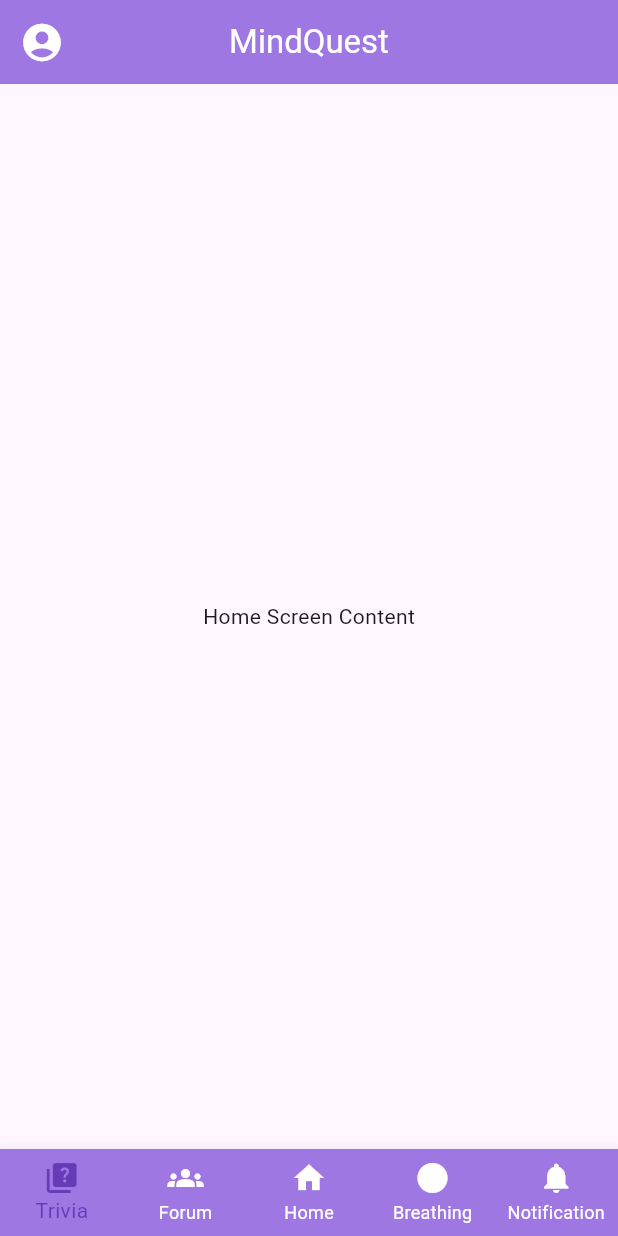
After one commit to samiul123/mindquest, a Flutter app: the CommonLayout screen opened directly, after a tap on the "account circle" icon, on a phone screen of 412 x 824 dp. The commit adds this screen. Run offline on Flutter 3.47's test engine with Material 3 defaults, Android fonts, the phone set to English and light mode, and no system bars; our stand-ins replace flutter_dotenv.

Commit message:
Add common layout structure

```diff
--- /dev/null
+++ b/frontend/lib/common_layout.dart
@@ -0,0 +1,76 @@
+import 'package:flutter/material.dart';
+import 'package:frontend/utils.dart';
+
+class CommonLayout extends StatefulWidget {
+  final Widget body;
+
+  const CommonLayout({super.key, required this.body});
+
+  @override
+  State<StatefulWidget> createState() => _CommonLayoutState();
+}
+
+class _CommonLayoutState extends State<CommonLayout> {
+  late Widget body;
+  int _selectedIndex = 0;
+
+  @override
+  void initState() {
+    super.initState();
+    body = widget.body;
+    _selectedIndex = 2;
+  }
+
+
+  @override
+  Widget build(BuildContext context) {
+    // TODO: implement build
+    return Scaffold(
+        appBar: AppBar(
+          backgroundColor: CustomColor.purple,
+          title: const Text('MindQuest', style: TextStyle(color: Colors.white)),
+          centerTitle: true,
+          leading: GestureDetector(
+            onTap: () {
+              print("Profile image clicked");
+            },
+            child: const Icon(
+              Icons.account_circle,
+              size: 30,
+              color: Colors.white,
+            ),
+          ),
+        ),
+        // TODO:
+        body: body,
+        bottomNavigationBar: Stack(
+          children: [
+            BottomNavigationBar(
+              type: BottomNavigationBarType.fixed,
+              backgroundColor: CustomColor.purple,
+              items: const <BottomNavigationBarItem>[
+                BottomNavigationBarItem(
+                    icon: Icon(Icons.quiz), label: 'Trivia'),
+                BottomNavigationBarItem(
+                    icon: Icon(Icons.groups), label: 'Forum'),
+                BottomNavigationBarItem(icon: Icon(Icons.home), label: 'Home'),
+                BottomNavigationBarItem(
+                    icon: Icon(Icons.circle), label: 'Breathing'),
+                BottomNavigationBarItem(
+                    icon: Icon(Icons.notifications), label: 'Notification'),
+              ],
+              currentIndex: _selectedIndex,
+              selectedItemColor: Colors.deepPurple,
+              unselectedItemColor: Colors.white,
+              onTap: _onItemTapped, // Call _onItemTapped function
+            ),
+          ],
+        ));
+  }
+
+  void _onItemTapped(int index) {
+    setState(() {
+      _selectedIndex = index;
+    });
+  }
+}
--- /dev/null
+++ b/frontend/lib/home_screen.dart
@@ -0,0 +1,16 @@
+import 'package:flutter/material.dart';
+
+import 'common_layout.dart';
+
+class HomeScreen extends StatelessWidget {
+  const HomeScreen({super.key});
+
+  @override
+  Widget build(BuildContext context) {
+    return const CommonLayout(
+      body: Center(
+        child: Text('Home Screen Content'),
+      ),
+    );
+  }
+}
--- a/frontend/lib/homescreen.dart
+++ /dev/null
@@ -1,11 +0,0 @@
-import 'package:flutter/material.dart';
-
-class HomeScreen extends StatelessWidget{
-  const HomeScreen({super.key});
-
-  @override
-  Widget build(BuildContext context) {
-    // TODO: implement build
-    throw UnimplementedError();
-  }
-}
--- a/frontend/lib/login_screen.dart
+++ b/frontend/lib/login_screen.dart
@@ -2,11 +2,13 @@ import 'dart:convert';
 
 import 'package:flutter/material.dart';
 import 'package:flutter_dotenv/flutter_dotenv.dart';
-import 'package:frontend/homescreen.dart';
+import 'package:frontend/home_screen.dart';
 import 'package:frontend/signup_screen.dart';
 import 'package:http/http.dart' as http;
 
 class LoginScreen extends StatefulWidget {
+  const LoginScreen({super.key});
+
   @override
   State<StatefulWidget> createState() => _LoginScreenState();
 }
@@ -43,7 +45,7 @@ class _LoginScreenState extends State<LoginScreen> {
       if (response.statusCode == 200) {
         // Successful login
         print('Login successful');
-        Navigator.pushReplacement(context, MaterialPageRoute(builder: (context) => HomeScreen()));
+        Navigator.pushReplacement(context, MaterialPageRoute(builder: (context) => const HomeScreen()));
         // Navigate to the home screen or perform other actions
       } else {
         // Failed login
@@ -148,7 +150,7 @@ class _LoginScreenState extends State<LoginScreen> {
             onTap: () {
               //   TODO: Navigate to sign up page
               resetState();
-              Navigator.push(context, MaterialPageRoute(builder: (context) => SignupScreen()));
+              Navigator.push(context, MaterialPageRoute(builder: (context) => const SignupScreen()));
             },
             child: const Text("Sign up", style: TextStyle(color: Colors.blue)))
       ],
--- a/frontend/lib/main.dart
+++ b/frontend/lib/main.dart
@@ -35,7 +35,7 @@ class MyApp extends StatelessWidget {
         colorScheme: ColorScheme.fromSeed(seedColor: Colors.deepPurple),
         useMaterial3: true,
       ),
-      home: LoginScreen(),
+      home: const LoginScreen(),
     );
   }
 }
--- a/frontend/lib/signup_screen.dart
+++ b/frontend/lib/signup_screen.dart
@@ -5,9 +5,9 @@ import 'package:flutter_dotenv/flutter_dotenv.dart';
 import 'package:frontend/login_screen.dart';
 import 'package:http/http.dart' as http;
 
-import 'homescreen.dart';
+class SignupScreen extends StatefulWidget {
+  const SignupScreen({super.key});
 
-class SignupScreen extends StatefulWidget {
   @override
   State<StatefulWidget> createState() => _SignupScreenState();
 }
@@ -45,7 +45,7 @@ class _SignupScreenState extends State<SignupScreen> {
         print('sign up successful');
         // Navigate to the home screen or perform other actions
         Navigator.pushReplacement(
-            context, MaterialPageRoute(builder: (context) => HomeScreen()));
+            context, MaterialPageRoute(builder: (context) => LoginScreen()));
       } else {
         // Failed login
         print('Sign up failed');
--- /dev/null
+++ b/frontend/lib/utils.dart
@@ -0,0 +1,5 @@
+import 'package:flutter/material.dart';
+
+class CustomColor {
+  static const purple = Color(0xff9F77E2);
+}
```
